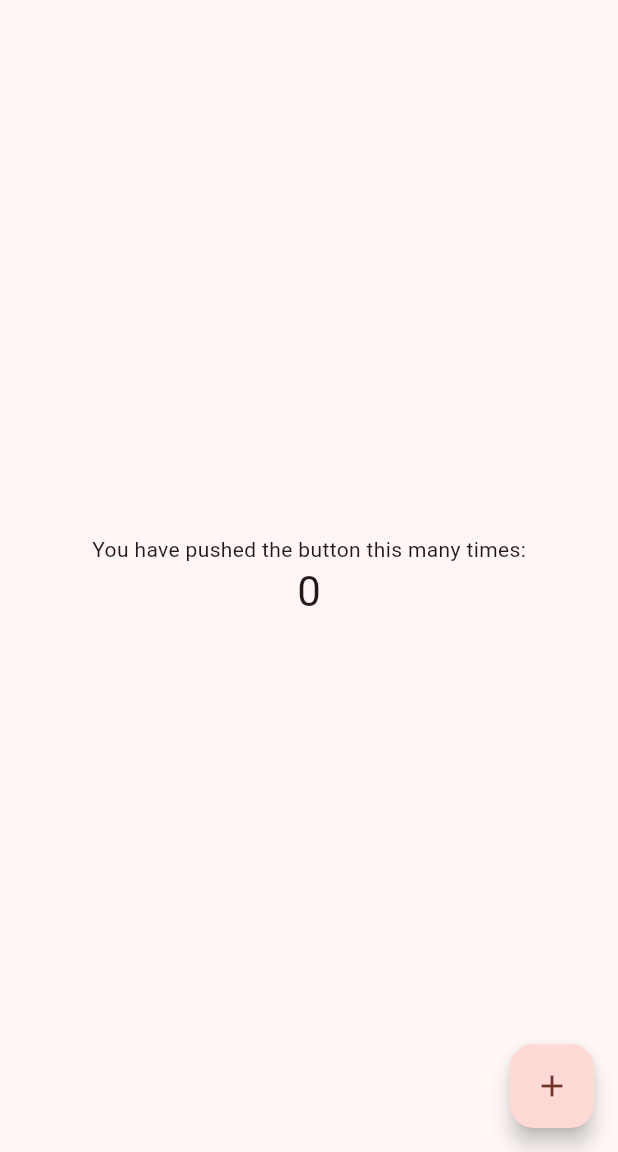
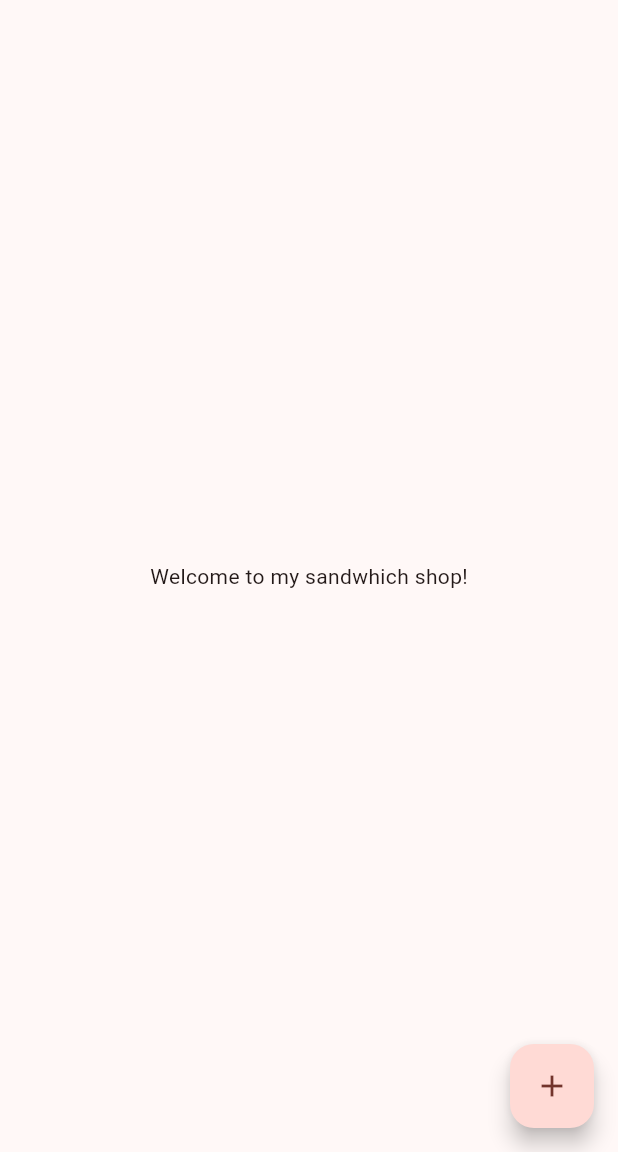
Before and after one commit to Shijit25/sandwich_shop2, a Flutter app: the screen it shows after launch, on a phone screen of 412 x 824 dp, the part 84-1236 px from its top. Run offline on Flutter 3.47's test engine with Material 3 defaults, Android fonts, the phone set to English and light mode, and no system bars.

Commit message:
changed the text widget to 'welcome to my sandwich shop'

```diff
--- a/lib/main.dart
+++ b/lib/main.dart
@@ -104,11 +104,7 @@ class _MyHomePageState extends State<MyHomePage> {
           // wireframe for each widget.
           mainAxisAlignment: MainAxisAlignment.center,
           children: <Widget>[
-            const Text('You have pushed the button this many times:'),
-            Text(
-              '$_counter',
-              style: Theme.of(context).textTheme.headlineMedium,
-            ),
+            const Text('Welcome to my sandwhich shop!'),
           ],
         ),
       ),
```
